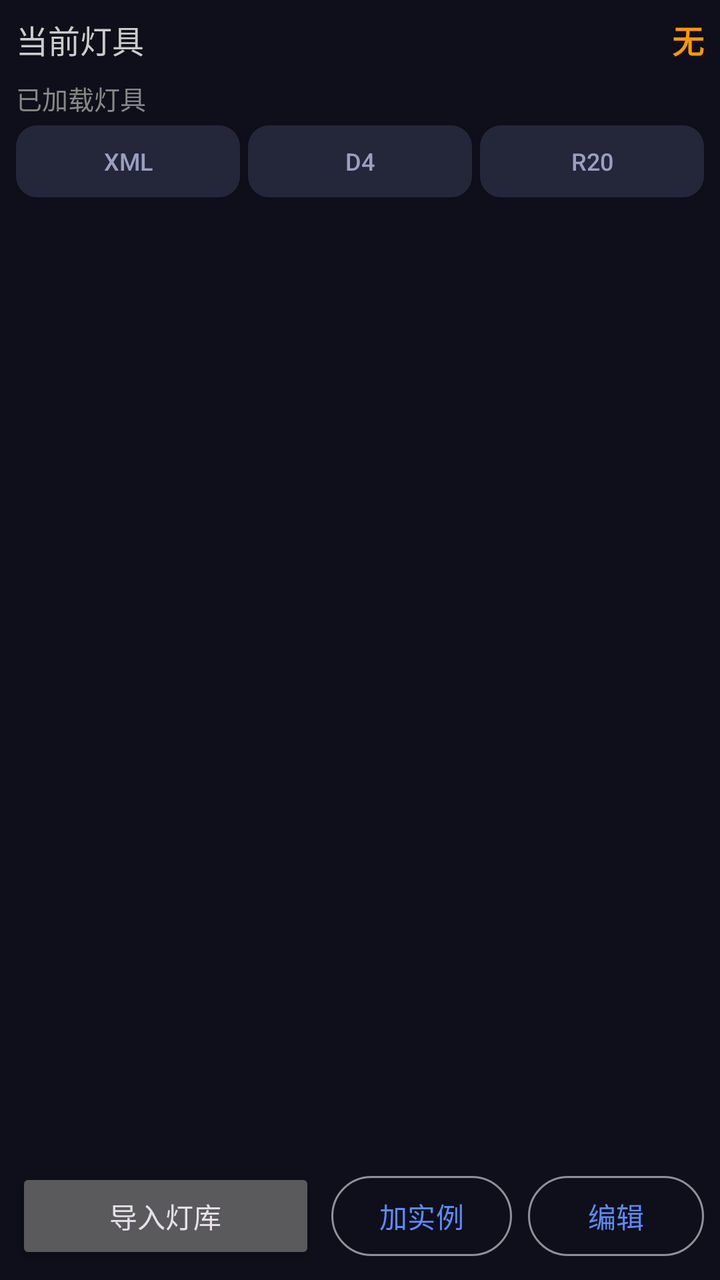
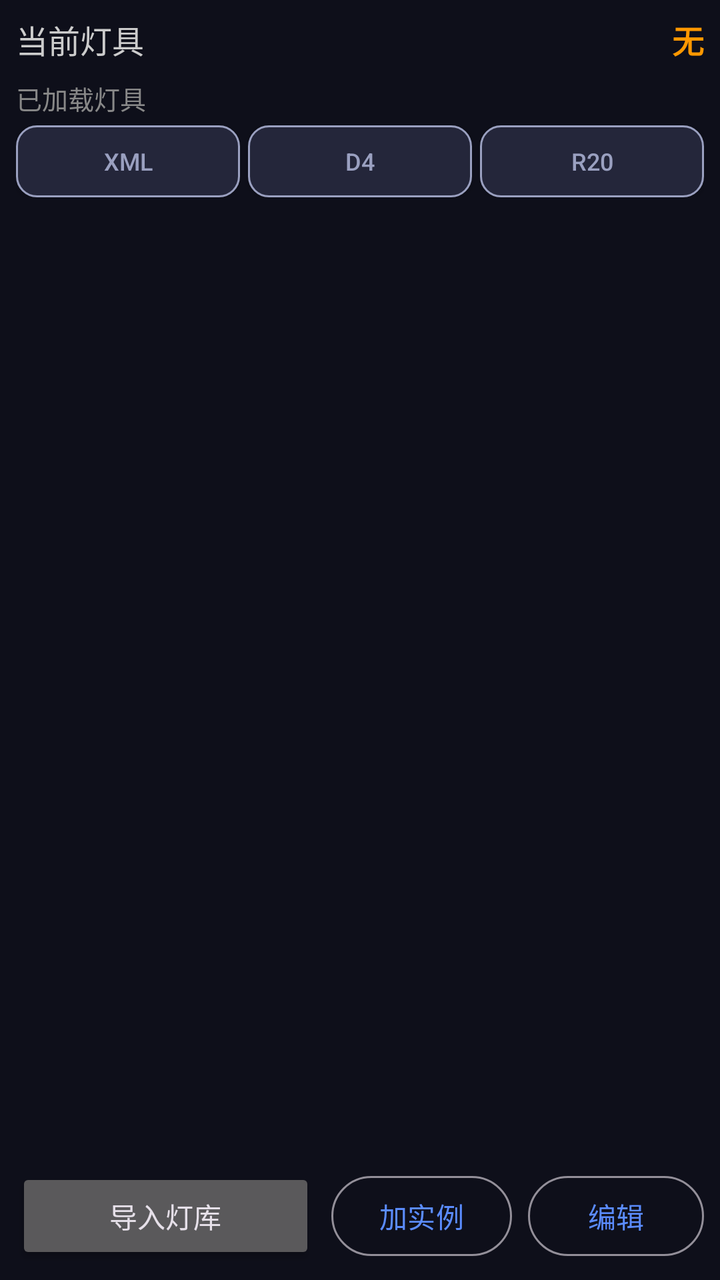

Two renders of the same Android screen: before a commit and after it. Below are the layout's source before the change and the commit's diff.
<!-- AndroidManifest.xml: application theme Theme.StageDMX -->
<!-- res/layout/page_fixtures.xml -->
<?xml version="1.0" encoding="utf-8"?>
<LinearLayout xmlns:android="http://schemas.android.com/apk/res/android"
    android:layout_width="match_parent"
    android:layout_height="match_parent"
    android:orientation="vertical"
    android:padding="8dp"
    android:background="@color/bg">

    
    <LinearLayout
        android:layout_width="match_parent"
        android:layout_height="wrap_content"
        android:orientation="horizontal"
        android:gravity="center_vertical"
        android:paddingBottom="8dp">

        <TextView
            android:layout_width="0dp"
            android:layout_height="wrap_content"
            android:layout_weight="1"
            android:text="当前灯具"
            android:textColor="#cccccc"
            android:textSize="16sp" />

        <TextView
            android:id="@+id/tvCurrentFixture"
            android:layout_width="wrap_content"
            android:layout_height="wrap_content"
            android:text="无"
            android:textColor="#ff9800"
            android:textSize="16sp"
            android:textStyle="bold" />
    </LinearLayout>

    
    <TextView
        android:layout_width="match_parent"
        android:layout_height="wrap_content"
        android:text="已加载灯具"
        android:textColor="#888888"
        android:textSize="13sp"
        android:paddingBottom="4dp" />

    
    <LinearLayout
        android:layout_width="match_parent"
        android:layout_height="wrap_content"
        android:orientation="horizontal"
        android:layout_marginBottom="6dp">
        <Button
            android:id="@+id/btnFmtXml"
            android:layout_width="0dp"
            android:layout_weight="1"
            android:layout_height="36dp"
            android:text="XML"
            android:textSize="12sp"
            android:textColor="@color/textDim"
            android:background="@drawable/bg_pill"
            android:layout_marginEnd="4dp" />
        <Button
            android:id="@+id/btnFmtD4"
            android:layout_width="0dp"
            android:layout_weight="1"
            android:layout_height="36dp"
            android:text="D4"
            android:textSize="12sp"
            android:textColor="@color/textDim"
            android:background="@drawable/bg_pill"
            android:layout_marginEnd="4dp" />
        <Button
            android:id="@+id/btnFmtR20"
            android:layout_width="0dp"
            android:layout_weight="1"
            android:layout_height="36dp"
            android:text="R20"
            android:textSize="12sp"
            android:textColor="@color/textDim"
            android:background="@drawable/bg_pill" />
    </LinearLayout>

    <androidx.recyclerview.widget.RecyclerView
        android:id="@+id/rvFixtures"
        android:layout_width="match_parent"
        android:layout_height="0dp"
        android:layout_weight="1" />

    
    <LinearLayout
        android:id="@+id/batchBar"
        android:layout_width="match_parent"
        android:layout_height="wrap_content"
        android:orientation="horizontal"
        android:gravity="center_vertical"
        android:paddingTop="4dp"
        android:paddingBottom="4dp"
        android:visibility="gone">

        <com.google.android.material.button.MaterialButton
            android:id="@+id/btnSelectAll"
            style="@style/Widget.Material3.Button.TextButton"
            android:layout_width="wrap_content"
            android:layout_height="40dp"
            android:text="全选"
            android:textSize="13sp" />

        <TextView
            android:id="@+id/tvSelectedCount"
            android:layout_width="0dp"
            android:layout_height="wrap_content"
            android:layout_weight="1"
            android:gravity="center"
            android:text="已选 0"
            android:textColor="@color/warn"
            android:textSize="13sp" />

        <com.google.android.material.button.MaterialButton
            android:id="@+id/btnDeleteSelected"
            style="@style/Widget.Material3.Button.TonalButton"
            android:layout_width="wrap_content"
            android:layout_height="40dp"
            android:text="删除选中"
            android:textSize="13sp"
            android:textColor="@color/err" />
    </LinearLayout>

    
    <LinearLayout
        android:layout_width="match_parent"
        android:layout_height="wrap_content"
        android:orientation="horizontal"
        android:paddingTop="8dp">

        <Button
            android:id="@+id/btnImport"
            android:layout_width="0dp"
            android:layout_height="48dp"
            android:layout_weight="1"
            android:text="导入灯库"
            android:textSize="14sp" />

        <com.google.android.material.button.MaterialButton
            android:id="@+id/btnAddInstance"
            style="@style/Widget.Material3.Button.OutlinedButton"
            android:layout_width="wrap_content"
            android:layout_height="48dp"
            android:layout_marginStart="8dp"
            android:text="加实例"
            android:textSize="14sp" />

        <com.google.android.material.button.MaterialButton
            android:id="@+id/btnEdit"
            style="@style/Widget.Material3.Button.OutlinedButton"
            android:layout_width="wrap_content"
            android:layout_height="48dp"
            android:layout_marginStart="8dp"
            android:text="编辑"
            android:textSize="14sp" />
    </LinearLayout>
</LinearLayout>
<!-- resources referenced by this layout -->
<resources>
  <color name="bg">#0E0F1A</color>
  <color name="err">#FF5B5B</color>
  <color name="textDim">#9AA0C0</color>
  <color name="warn">#FFB020</color>
  <!-- drawable bg_pill (drawable) -->
  <?xml version="1.0" encoding="utf-8"?>
  <shape xmlns:android="http://schemas.android.com/apk/res/android" android:shape="rectangle">
      <solid android:color="@color/surface2" />
      <corners android:radius="10dp" />
      <stroke android:width="1dp" android:color="@color/surface2" />
  </shape>
  <style name="Theme.StageDMX" parent="Theme.Material3.Dark.NoActionBar">
          <item name="colorPrimary">@color/accent</item>
          <item name="colorOnPrimary">#FFFFFF</item>
          <item name="colorSecondary">@color/accent2</item>
          <item name="android:colorBackground">@color/bg</item>
          <item name="colorSurface">@color/surface</item>
          <item name="android:windowLightStatusBar">false</item>
          <item name="android:statusBarColor">@color/bg</item>
          <item name="android:navigationBarColor">@color/bg</item>
          <item name="alertDialogTheme">@style/AppDialogTheme</item>
      </style>
  <color name="surface2">#24263A</color>
  <color name="accent">#5B8CFF</color>
  <color name="accent2">#FF5B8C</color>
  <color name="surface">#1A1C2C</color>
  <style name="AppDialogTheme" parent="Theme.Material3.Dark.Dialog.Alert">
          <item name="colorPrimary">@color/accent</item>
          <item name="colorSurface">@color/surface</item>
          <item name="colorOnSurface">@color/text</item>
          <item name="android:colorBackground">@color/surface</item>
          <item name="colorOnSurfaceVariant">@color/textDim</item>
      </style>
  <color name="text">#EDEFFF</color>
</resources>

<!-- the commit's change to res/layout/page_fixtures.xml (unified diff, before → after) -->
@@ -55,7 +55,7 @@
             android:text="XML"
             android:textSize="12sp"
             android:textColor="@color/textDim"
-            android:background="@drawable/bg_pill"
+            android:background="@drawable/bg_pill_outline"
             android:layout_marginEnd="4dp" />
         <Button
             android:id="@+id/btnFmtD4"
@@ -65,7 +65,7 @@
             android:text="D4"
             android:textSize="12sp"
             android:textColor="@color/textDim"
-            android:background="@drawable/bg_pill"
+            android:background="@drawable/bg_pill_outline"
             android:layout_marginEnd="4dp" />
         <Button
             android:id="@+id/btnFmtR20"
@@ -75,7 +75,7 @@
             android:text="R20"
             android:textSize="12sp"
             android:textColor="@color/textDim"
-            android:background="@drawable/bg_pill" />
+            android:background="@drawable/bg_pill_outline" />
     </LinearLayout>
 
     <androidx.recyclerview.widget.RecyclerView
<!-- resource entries referenced after the edit -->
@@ -4,12 +4,12 @@
   <color name="err">#FF5B5B</color>
   <color name="textDim">#9AA0C0</color>
   <color name="warn">#FFB020</color>
-  <!-- drawable bg_pill (drawable) -->
+  <!-- drawable bg_pill_outline (drawable) -->
   <?xml version="1.0" encoding="utf-8"?>
   <shape xmlns:android="http://schemas.android.com/apk/res/android" android:shape="rectangle">
       <solid android:color="@color/surface2" />
       <corners android:radius="10dp" />
-      <stroke android:width="1dp" android:color="@color/surface2" />
+      <stroke android:width="1dp" android:color="@color/textDim" />
   </shape>
   <style name="Theme.StageDMX" parent="Theme.Material3.Dark.NoActionBar">
           <item name="colorPrimary">@color/accent</item>
